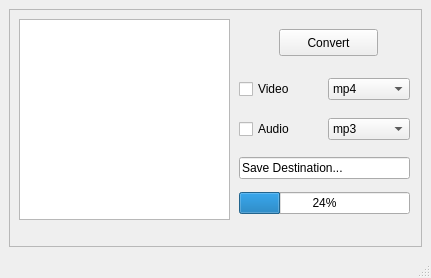
This is FFAudX.ui in Darrel12/FFAudX as Qt 5 draws it before an edit. The edited form follows.
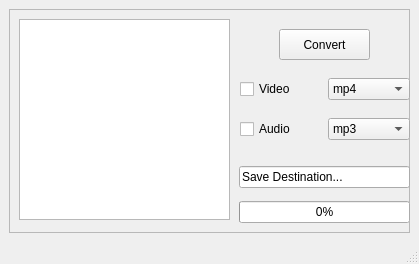
This is the edited form. Icons and pictures are not drawn. Custom widgets are drawn as their Qt base class.

Commit message: forgot to push the most important parts

```diff
--- a/FFAudX.ui
+++ b/FFAudX.ui
@@ -6,8 +6,8 @@
    <rect>
     <x>0</x>
     <y>0</y>
-    <width>431</width>
-    <height>278</height>
+    <width>419</width>
+    <height>264</height>
    </rect>
   </property>
   <property name="windowTitle">
@@ -21,6 +21,9 @@
    <layout class="QHBoxLayout" name="horizontalLayout">
     <item>
      <widget class="QFrame" name="frame">
+      <property name="enabled">
+       <bool>true</bool>
+      </property>
       <property name="frameShape">
        <enum>QFrame::StyledPanel</enum>
       </property>
@@ -52,7 +55,10 @@
          <height>41</height>
         </rect>
        </property>
-       <layout class="QHBoxLayout" name="horizontalLayout_6">
+       <layout class="QHBoxLayout" name="layout_audio">
+        <property name="leftMargin">
+         <number>1</number>
+        </property>
         <item>
          <widget class="QCheckBox" name="checkBox">
           <property name="text">
@@ -100,7 +106,13 @@
          <height>41</height>
         </rect>
        </property>
-       <layout class="QHBoxLayout" name="horizontalLayout_7">
+       <layout class="QHBoxLayout" name="layout_video">
+        <property name="leftMargin">
+         <number>1</number>
+        </property>
+        <property name="topMargin">
+         <number>0</number>
+        </property>
         <item>
          <widget class="QCheckBox" name="checkBox_2">
           <property name="text">
@@ -143,7 +155,7 @@
        <property name="geometry">
         <rect>
          <x>230</x>
-         <y>141</y>
+         <y>150</y>
          <width>171</width>
          <height>71</height>
         </rect>
@@ -159,7 +171,7 @@
         <item>
          <widget class="QProgressBar" name="progressBar">
           <property name="value">
-           <number>24</number>
+           <number>0</number>
           </property>
          </widget>
         </item>
@@ -170,8 +182,8 @@
         <rect>
          <x>270</x>
          <y>20</y>
-         <width>99</width>
-         <height>27</height>
+         <width>91</width>
+         <height>31</height>
         </rect>
        </property>
        <property name="text">
@@ -194,6 +206,13 @@
   </widget>
   <widget class="QStatusBar" name="statusbar"/>
  </widget>
+ <customwidgets>
+  <customwidget>
+   <class>MyListWidget</class>
+   <extends>QListWidget</extends>
+   <header location="global">MyListWidget.h</header>
+  </customwidget>
+ </customwidgets>
  <resources/>
  <connections/>
 </ui>
```
Left out of the diff: 44 changed lines with no effect on the pictures. The commit also changes 1 other file.
